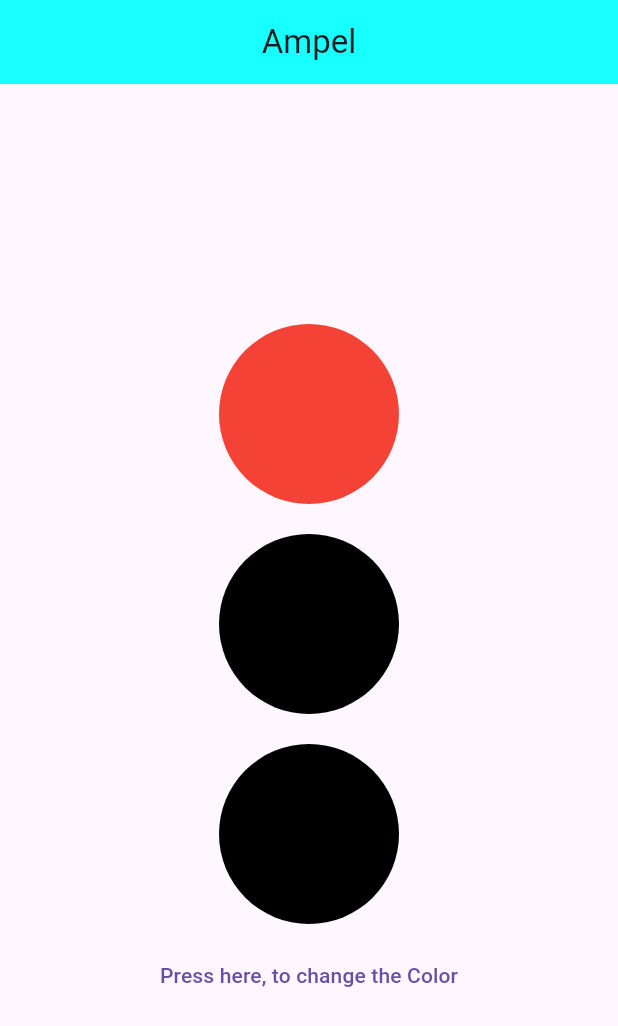
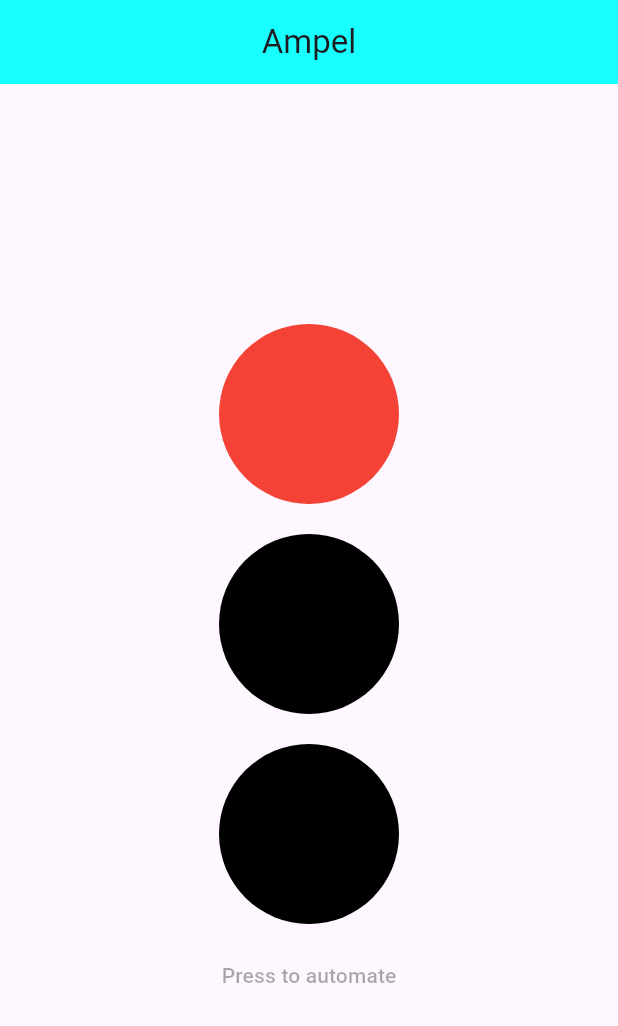
Before and after one commit to SHADOW383-svg/First-Flutter, a Flutter app: the screen it shows after launch, on a phone screen of 412 x 824 dp. Shown: the top 1026 px of the screen. Run offline on Flutter 3.47's test engine with Material 3 defaults, Android fonts, the light colour scheme and no system bars.

Commit message:
First try of async, example by Chat

```diff
--- a/lib/main.dart
+++ b/lib/main.dart
@@ -1,3 +1,4 @@
+import 'dart:async';
 import 'package:flutter/material.dart';
 
 void main() {
@@ -39,14 +40,20 @@ class Ampel extends ChangeNotifier {
 
 class _HomePageState extends State<HomePage> {
   late Ampel ampel1;
+  Timer? _timer;
   @override
   void initState() {
     super.initState();
     ampel1 = Ampel();
+
+    _timer = Timer.periodic(const Duration(seconds: 2), (timer) {
+      ampel1.changeColor();
+    });
   }
 
   @override
   void dispose() {
+    _timer?.cancel();
     ampel1.dispose();
     super.dispose();
   }
@@ -114,12 +121,7 @@ class _HomePageState extends State<HomePage> {
               },
             ),
 
-            TextButton(
-              onPressed: () {
-                ampel1.changeColor();
-              },
-              child: Text("Press here, to change the Color"),
-            ),
+            TextButton(onPressed: null, child: Text("Press to automate")),
           ],
         ),
       ),
```
